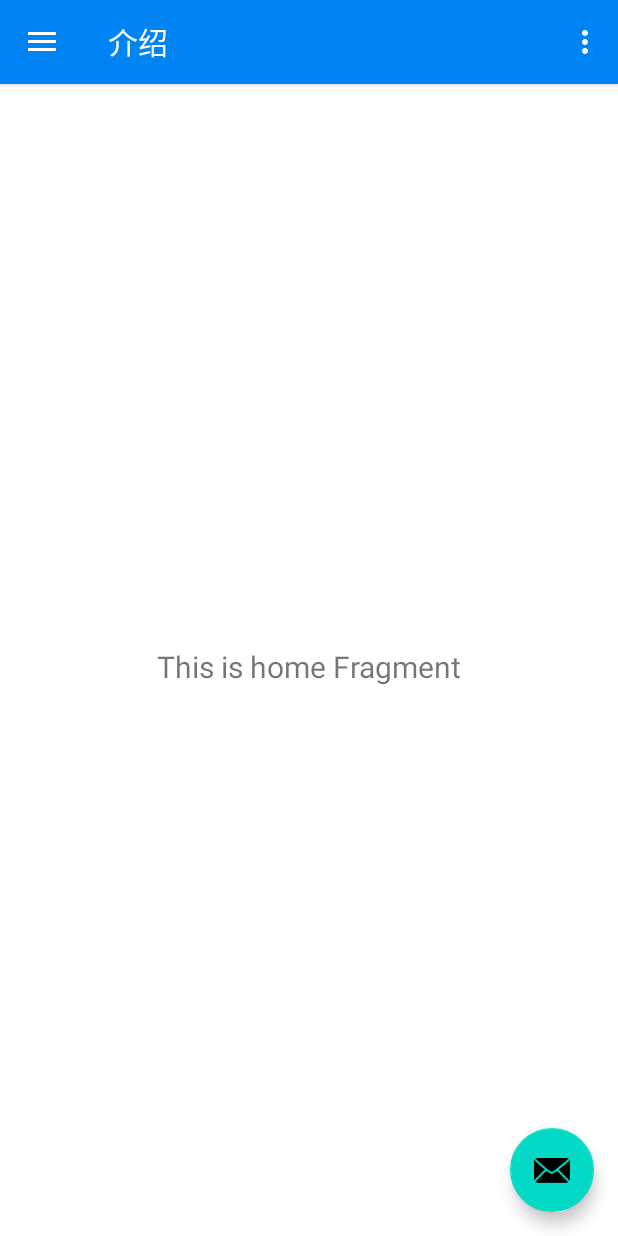
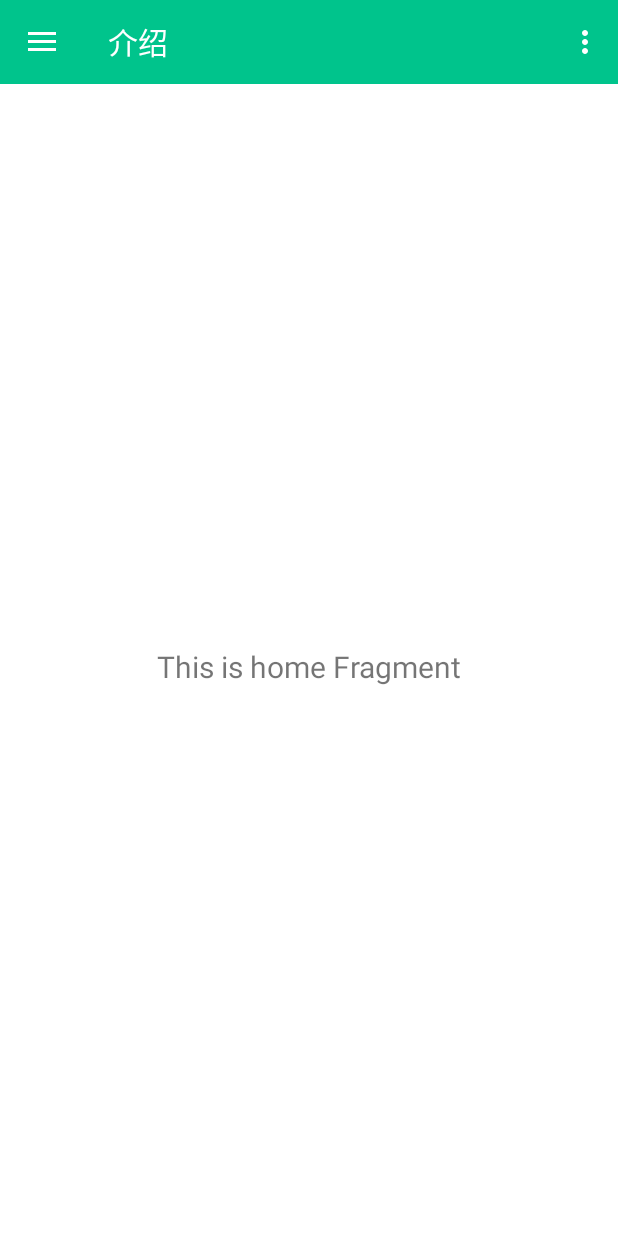
Before and after one commit to android-app-development-course/2021autumn-A15-Nutrition-consultation, an Android app: the screen it shows after launch (MainActivity), on a phone screen of 412 x 824 dp. Run offline under Robolectric (Android 15) with nearby library versions, the phone set to English and light mode, and no system bars; our stand-ins replace navigation-ui.

Commit message:
初始化

```diff
--- a/app/src/main/java/com/lnm011223/foods_secret/MainActivity.kt
+++ b/app/src/main/java/com/lnm011223/foods_secret/MainActivity.kt
@@ -28,10 +28,7 @@ class MainActivity : AppCompatActivity() {
 
         setSupportActionBar(binding.appBarMain.toolbar)
 
-        binding.appBarMain.fab.setOnClickListener { view ->
-            Snackbar.make(view, "Replace with your own action", Snackbar.LENGTH_LONG)
-                .setAction("Action", null).show()
-        }
+
         val drawerLayout: DrawerLayout = binding.drawerLayout
         val navView: NavigationView = binding.navView
         val navController = findNavController(R.id.nav_host_fragment_content_main)
@@ -39,13 +36,38 @@ class MainActivity : AppCompatActivity() {
         // menu should be considered as top level destinations.
         appBarConfiguration = AppBarConfiguration(
             setOf(
-                R.id.nav_home, R.id.nav_search,R.id.nav_select,R.id.nav_tag,R.id.nav_about
+                R.id.nav_home, R.id.nav_search, R.id.nav_select, R.id.nav_tag, R.id.nav_about
             ), drawerLayout
         )
         setupActionBarWithNavController(navController, appBarConfiguration)
         navView.setupWithNavController(navController)
-        binding.appBarMain.toolbar.setBackgroundColor(Color.parseColor("#0084f4"))
-        window.statusBarColor = Color.parseColor("#0084f4")
+
+
+        navController.addOnDestinationChangedListener { _, destination, _ ->
+            if (destination.id == R.id.nav_home) {
+                binding.appBarMain.toolbar.setBackgroundColor(Color.parseColor("#00c48c"))
+                window.statusBarColor = Color.parseColor("#00c48c")
+            }
+            if (destination.id == R.id.nav_search) {
+                binding.appBarMain.toolbar.setBackgroundColor(Color.parseColor("#0084f4"))
+                window.statusBarColor = Color.parseColor("#0084f4")
+            }
+            if (destination.id == R.id.nav_select) {
+                binding.appBarMain.toolbar.setBackgroundColor(Color.parseColor("#EB8C8F"))
+                window.statusBarColor = Color.parseColor("#EB8C8F")
+            }
+            if (destination.id == R.id.nav_tag) {
+                binding.appBarMain.toolbar.setBackgroundColor(Color.parseColor("#2573f9"))
+                window.statusBarColor = Color.parseColor("#2573f9")
+            }
+            if (destination.id == R.id.nav_about) {
+                binding.appBarMain.toolbar.setBackgroundColor(Color.parseColor("#ffa26b"))
+                window.statusBarColor = Color.parseColor("#ffa26b")
+            }
+
+
+
+        }
     }
 
     override fun onCreateOptionsMenu(menu: Menu): Boolean {
--- a/app/src/main/java/com/lnm011223/foods_secret/ui/home/HomeFragment.kt
+++ b/app/src/main/java/com/lnm011223/foods_secret/ui/home/HomeFragment.kt
@@ -36,6 +36,7 @@ class HomeFragment : Fragment() {
             textView.text = it
         })
         return root
+
     }
 
     override fun onDestroyView() {
--- a/app/src/main/java/com/lnm011223/foods_secret/ui/search/SearchFragment.kt
+++ b/app/src/main/java/com/lnm011223/foods_secret/ui/search/SearchFragment.kt
@@ -10,9 +10,9 @@ import android.widget.TextView
 import android.widget.Toolbar
 import androidx.navigation.ui.AppBarConfiguration
 import com.lnm011223.foods_secret.R
-import com.lnm011223.foods_secret.databinding.FragmentGalleryBinding
+
 import com.lnm011223.foods_secret.databinding.SearchFragmentBinding
-import com.lnm011223.foods_secret.ui.gallery.GalleryViewModel
+
 
 class SearchFragment : Fragment() {
     private lateinit var searchViewModel: SearchViewModel
--- a/app/src/main/res/layout/app_bar_main.xml
+++ b/app/src/main/res/layout/app_bar_main.xml
@@ -9,26 +9,22 @@
     <com.google.android.material.appbar.AppBarLayout
         android:layout_width="match_parent"
         android:layout_height="wrap_content"
-        android:theme="@style/Theme.Foods_secret.AppBarOverlay">
+        android:theme="@style/Theme.Foods_secret.AppBarOverlay"
+        android:elevation="0dp"
+        app:elevation="0dp">
 
         <androidx.appcompat.widget.Toolbar
             android:id="@+id/toolbar"
             android:layout_width="match_parent"
             android:layout_height="?attr/actionBarSize"
             android:background="?attr/colorPrimary"
-            app:popupTheme="@style/Theme.Foods_secret.PopupOverlay" />
+            app:popupTheme="@style/Theme.Foods_secret.PopupOverlay"
+            android:elevation="0dp"/>
 
     </com.google.android.material.appbar.AppBarLayout>
 
     <include layout="@layout/content_main" />
 
-    <com.google.android.material.floatingactionbutton.FloatingActionButton
-        android:id="@+id/fab"
-        android:layout_width="wrap_content"
-        android:layout_height="wrap_content"
-        android:layout_gravity="bottom|end"
-        android:layout_marginEnd="@dimen/fab_margin"
-        android:layout_marginBottom="16dp"
-        app:srcCompat="@android:drawable/ic_dialog_email" />
+
 
 </androidx.coordinatorlayout.widget.CoordinatorLayout>
--- a/app/src/main/res/navigation/mobile_navigation.xml
+++ b/app/src/main/res/navigation/mobile_navigation.xml
@@ -27,9 +27,11 @@
         android:name="com.lnm011223.foods_secret.ui.tag.TagFragment"
         android:label="@string/tag_title"
         tools:layout="@layout/tag_fragment" />
+
     <fragment
         android:id="@+id/nav_about"
         android:name="com.lnm011223.foods_secret.ui.about.AboutFragment"
         android:label="@string/about_title"
         tools:layout="@layout/about_fragment" />
+
 </navigation>
```
Also changed, not shown: app/src/main/java/com/lnm011223/foods_secret/ui/gallery/GalleryFragment.kt (deleted, +0 -45 lines), app/src/main/java/com/lnm011223/foods_secret/ui/gallery/GalleryViewModel.kt (deleted, +0 -13 lines), app/src/main/java/com/lnm011223/foods_secret/ui/slideshow/SlideshowFragment.kt (deleted, +0 -45 lines), app/src/main/java/com/lnm011223/foods_secret/ui/slideshow/SlideshowViewModel.kt (deleted, +0 -13 lines), app/src/main/res/layout/fragment_gallery.xml (deleted, +0 -22 lines), app/src/main/res/layout/fragment_slideshow.xml (deleted, +0 -22 lines).
